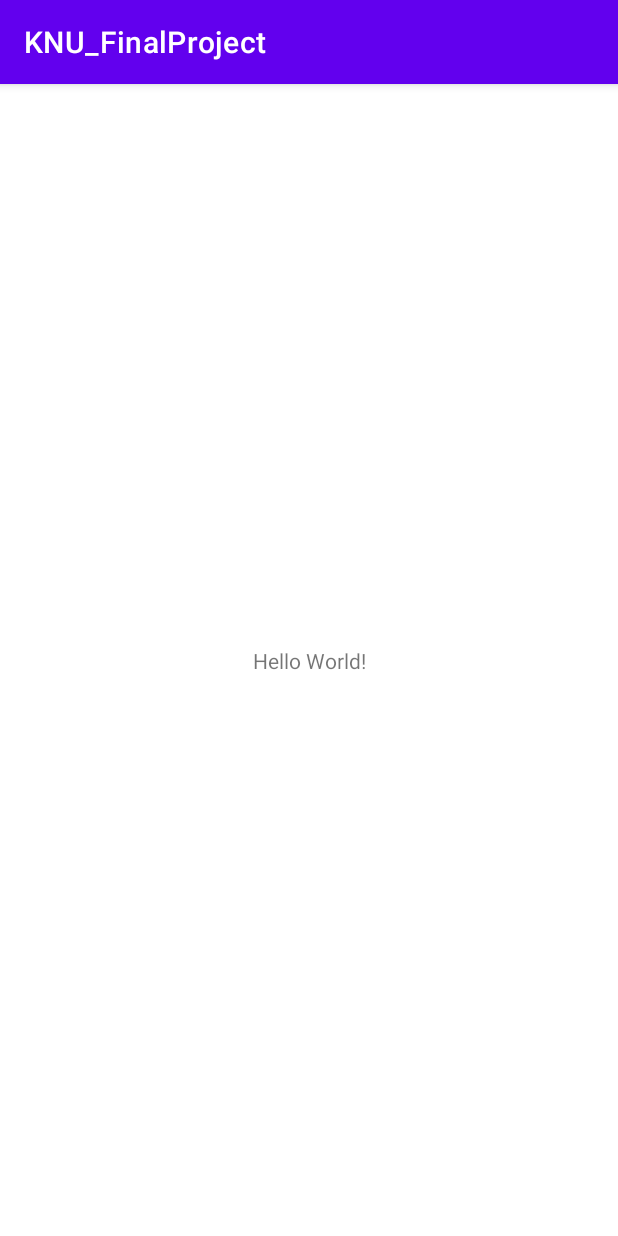
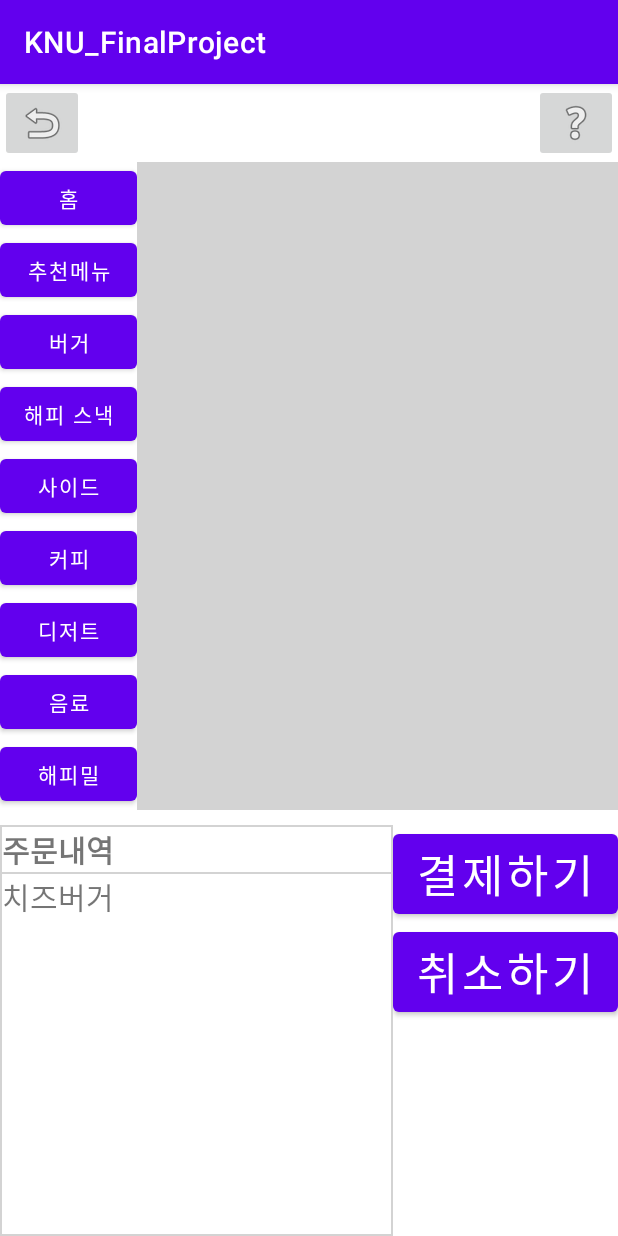
Before and after one commit to KNU-Mobile-22/MacDonald, an Android app: the screen it shows after launch (MainActivity), on a phone screen of 412 x 824 dp. Run offline under Robolectric (Android 15) with nearby library versions, the phone set to English and light mode, and no system bars.

Commit message:
general menu layout

```diff
--- a/app/src/main/java/kr/aifor/lyr/knu_finalproject/MainActivity.kt
+++ b/app/src/main/java/kr/aifor/lyr/knu_finalproject/MainActivity.kt
@@ -6,6 +6,7 @@ import android.os.Bundle
 class MainActivity : AppCompatActivity() {
     override fun onCreate(savedInstanceState: Bundle?) {
         super.onCreate(savedInstanceState)
-        setContentView(R.layout.activity_main)
+        // setContentView(R.layout.activity_main)
+        setContentView(R.layout.gen_menu_layout)
     }
 }
--- /dev/null
+++ b/app/src/main/res/layout/gen_menu_layout.xml
@@ -0,0 +1,151 @@
+<?xml version="1.0" encoding="utf-8"?>
+<LinearLayout xmlns:android="http://schemas.android.com/apk/res/android"
+    android:layout_width="match_parent"
+    android:layout_height="match_parent"
+    android:orientation="vertical">
+
+    <LinearLayout
+        android:layout_width="match_parent"
+        android:layout_height="wrap_content">
+
+        <ImageButton
+            android:layout_width="wrap_content"
+            android:layout_height="wrap_content"
+            android:layout_gravity="left"
+            android:src="@android:drawable/ic_menu_revert" />
+
+        <View
+            android:layout_width="0dp"
+            android:layout_height="0dp"
+            android:layout_weight="1" />
+
+        <ImageButton
+            android:layout_width="wrap_content"
+            android:layout_height="wrap_content"
+            android:layout_gravity="right"
+            android:src="@android:drawable/ic_menu_help" />
+
+    </LinearLayout>
+
+    <LinearLayout
+        android:layout_width="match_parent"
+        android:layout_height="wrap_content"
+        android:orientation="horizontal">
+
+        <LinearLayout
+            android:layout_width="wrap_content"
+            android:layout_height="wrap_content"
+            android:orientation="vertical">
+
+            <Button
+                android:layout_width="match_parent"
+                android:layout_height="wrap_content"
+                android:text="홈" />
+
+            <Button
+                android:layout_width="match_parent"
+                android:layout_height="wrap_content"
+                android:text="추천메뉴" />
+
+            <Button
+                android:layout_width="match_parent"
+                android:layout_height="wrap_content"
+                android:text="버거" />
+
+            <Button
+                android:layout_width="match_parent"
+                android:layout_height="wrap_content"
+                android:text="해피 스낵" />
+
+            <Button
+                android:layout_width="match_parent"
+                android:layout_height="wrap_content"
+                android:text="사이드" />
+
+            <Button
+                android:layout_width="match_parent"
+                android:layout_height="wrap_content"
+                android:text="커피" />
+
+            <Button
+                android:layout_width="match_parent"
+                android:layout_height="wrap_content"
+                android:text="디저트" />
+
+            <Button
+                android:layout_width="match_parent"
+                android:layout_height="wrap_content"
+                android:text="음료" />
+
+            <Button
+                android:layout_width="match_parent"
+                android:layout_height="wrap_content"
+                android:text="해피밀" />
+
+        </LinearLayout>
+
+        <LinearLayout
+            android:layout_width="match_parent"
+            android:layout_height="match_parent"
+            android:background="#D3D3D3">
+
+        </LinearLayout>
+
+    </LinearLayout>
+
+    <LinearLayout
+        android:layout_width="match_parent"
+        android:layout_height="match_parent"
+        android:layout_marginTop="10dp"
+        android:background="#D3D3D3"
+        android:orientation="horizontal">
+
+        <LinearLayout
+            android:layout_width="wrap_content"
+            android:layout_height="match_parent"
+            android:layout_margin="1dp"
+            android:layout_weight="1"
+            android:orientation="vertical">
+
+            <TextView
+                android:layout_width="match_parent"
+                android:layout_height="wrap_content"
+                android:background="@color/white"
+                android:text="주문내역"
+                android:textSize="20dp"
+                android:textStyle="bold"
+                android:layout_marginBottom="1dp"/>
+
+            <TextView
+                android:layout_width="match_parent"
+                android:layout_height="match_parent"
+                android:background="@color/white"
+                android:text="치즈버거"
+
+                android:textSize="20dp" />
+
+        </LinearLayout>
+
+        <LinearLayout
+            android:layout_width="wrap_content"
+            android:layout_height="match_parent"
+            android:background="@color/white"
+            android:orientation="vertical">
+
+            <Button
+                android:layout_width="wrap_content"
+                android:layout_height="wrap_content"
+                android:text="결제하기"
+                android:textSize="30dp" />
+
+            <Button
+                android:layout_width="wrap_content"
+                android:layout_height="wrap_content"
+                android:text="취소하기"
+                android:textSize="30dp" />
+
+
+        </LinearLayout>
+    </LinearLayout>
+
+</LinearLayout>
```
